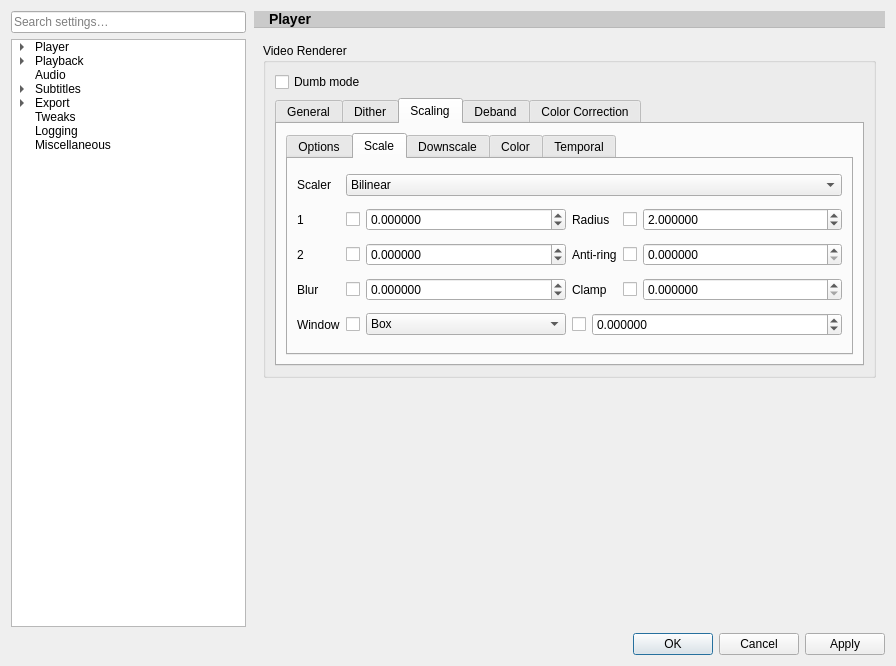
The window that src/settingswindow.ui (mpc-qt/mpc-qt) describes before a commit, drawn with Qt 5.
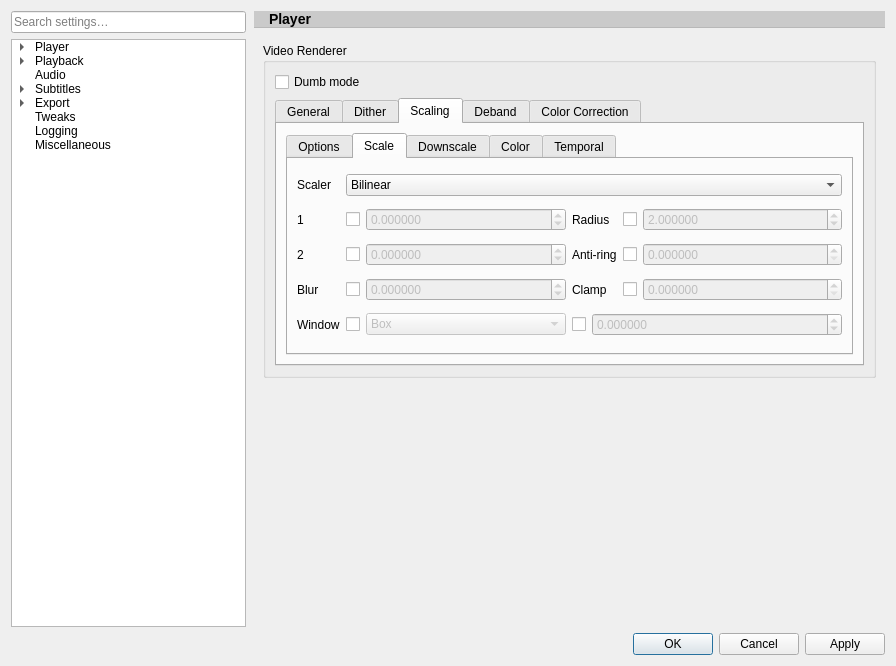
The same window after the commit. The open tabs and pages were chosen to show the change. Custom widgets are drawn as their Qt base class.

Commit message:
settingswindow: Connect Output > Scaling options with their checkboxes
So that they're shown as disabled when their checkboxes aren't checked.

The edit to the form file:
```diff
--- a/src/settingswindow.ui
+++ b/src/settingswindow.ui
@@ -2296,6 +2296,9 @@
                         </item>
                         <item>
                          <widget class="QDoubleSpinBox" name="scaleParam1Value">
+                          <property name="enabled">
+                           <bool>false</bool>
+                          </property>
                           <property name="decimals">
                            <number>6</number>
                           </property>
@@ -2320,6 +2323,9 @@
                         </item>
                         <item>
                          <widget class="QDoubleSpinBox" name="scaleRadiusValue">
+                          <property name="enabled">
+                           <bool>false</bool>
+                          </property>
                           <property name="decimals">
                            <number>6</number>
                           </property>
@@ -2357,6 +2363,9 @@
                         </item>
                         <item>
                          <widget class="QDoubleSpinBox" name="scaleParam2Value">
+                          <property name="enabled">
+                           <bool>false</bool>
+                          </property>
                           <property name="decimals">
                            <number>6</number>
                           </property>
@@ -2388,6 +2397,9 @@
                         </item>
                         <item>
                          <widget class="QDoubleSpinBox" name="scaleAntiRingValue">
+                          <property name="enabled">
+                           <bool>false</bool>
+                          </property>
                           <property name="decimals">
                            <number>6</number>
                           </property>
@@ -2422,6 +2434,9 @@
                         </item>
                         <item>
                          <widget class="QDoubleSpinBox" name="scaleBlurValue">
+                          <property name="enabled">
+                           <bool>false</bool>
+                          </property>
                           <property name="decimals">
                            <number>6</number>
                           </property>
@@ -2453,6 +2468,9 @@
                         </item>
                         <item>
                          <widget class="QComboBox" name="scaleWindowValue">
+                          <property name="enabled">
+                           <bool>false</bool>
+                          </property>
                           <item>
                            <property name="text">
                             <string>Box</string>
@@ -2533,6 +2551,9 @@
                         </item>
                         <item>
                          <widget class="QDoubleSpinBox" name="scaleWindowParamValue">
+                          <property name="enabled">
+                           <bool>false</bool>
+                          </property>
                           <property name="decimals">
                            <number>6</number>
                           </property>
@@ -2553,6 +2574,9 @@
                         </item>
                         <item>
                          <widget class="QDoubleSpinBox" name="scaleClampValue">
+                          <property name="enabled">
+                           <bool>false</bool>
+                          </property>
                           <property name="decimals">
                            <number>6</number>
                           </property>
```
Left out of the diff: 616 changed lines with no effect on the pictures.
